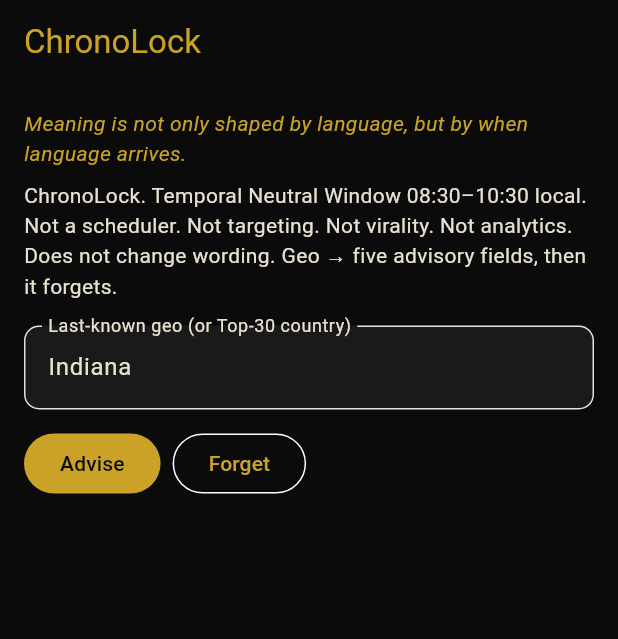
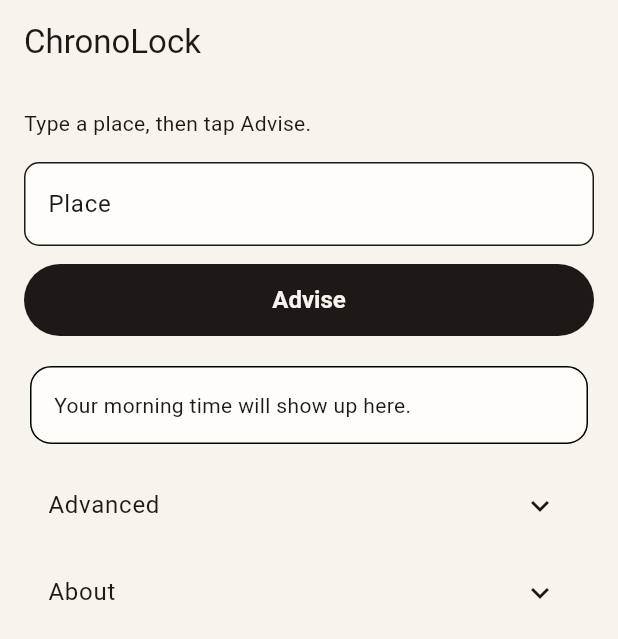
Before and after one commit to AzielEliab/chronolock, a Flutter app: the screen it shows after launch, on a phone screen of 412 x 824 dp. Shown: the top 639 px of the screen. Run offline on Flutter 3.47's test engine with Material 3 defaults, Android fonts, the phone set to English and light mode, and no system bars.

Commit message:
Make the local ChronoLock easier to start (#7)
Bare chronolock now explains the next step, --help reads like a short command list, and mistakes name a next command. The local page keeps Advise up front, tucks import, export, verify, and time zones under Advanced, and follows the system light or dark theme with a gold focus ring. --json still returns the same machine records.

Co-authored-by: Cursor Agent <cursoragent@cursor.com>
Co-authored-by: Aziel Elroi Eliab <AzielEliab@users.noreply.github.com>

```diff
--- a/mobile/lib/main.dart
+++ b/mobile/lib/main.dart
@@ -162,7 +162,9 @@ class ChronoLockApp extends StatelessWidget {
     return MaterialApp(
       title: 'ChronoLock',
       debugShowCheckedModeBanner: false,
-      theme: buildAppTheme(),
+      theme: buildLightTheme(),
+      darkTheme: buildDarkTheme(),
+      themeMode: ThemeMode.system,
       home: const AdvisePage(),
     );
   }
@@ -176,8 +178,9 @@ class AdvisePage extends StatefulWidget {
 }
 
 class _AdvisePageState extends State<AdvisePage> {
-  final _geo = TextEditingController(text: 'Indiana');
+  final _geo = TextEditingController();
   Advisory? _adv;
+  String _status = 'Type a place, then tap Advise.';
 
   @override
   void dispose() {
@@ -186,6 +189,10 @@ class _AdvisePageState extends State<AdvisePage> {
   }
 
   void _advise() {
+    if (_geo.text.trim().isEmpty) {
+      setState(() => _status = 'Type a place, then tap Advise.');
+      return;
+    }
     final nonce = List<int>.generate(16, (_) => Random.secure().nextInt(256));
     final resolved = resolve(_geo.text);
     final chosenName = shake(resolved.basket, nonce, utf8.encode('geo'));
@@ -199,6 +206,7 @@ class _AdvisePageState extends State<AdvisePage> {
         '${local.year.toString().padLeft(4, '0')}-${local.month.toString().padLeft(2, '0')}-${local.day.toString().padLeft(2, '0')}';
     setState(() {
       _adv = Advisory(chosen.name, time, date, lang, dialect);
+      _status = 'Morning time named. Five fields, for this moment only.';
     });
   }
 
@@ -206,6 +214,7 @@ class _AdvisePageState extends State<AdvisePage> {
     setState(() {
       _adv = null;
       _geo.clear();
+      _status = 'Cleared. Type a place, then tap Advise.';
     });
   }
 
@@ -216,47 +225,91 @@ class _AdvisePageState extends State<AdvisePage> {
       body: ListView(
         padding: const EdgeInsets.all(16),
         children: [
-          const Text(
-            'Meaning is not only shaped by language, but by when language arrives.',
-            style: TextStyle(color: kGold, fontStyle: FontStyle.italic),
-          ),
-          const SizedBox(height: 8),
-          const Text(
-            'ChronoLock. Temporal Neutral Window 08:30–10:30 local. '
-            'Not a scheduler. Not targeting. Not virality. Not analytics. '
-            'Does not change wording. Geo → five advisory fields, then it forgets.',
-          ),
+          Text(_status),
           const SizedBox(height: 16),
           TextField(
             controller: _geo,
-            decoration: const InputDecoration(labelText: 'Last-known geo (or Top-30 country)'),
+            textInputAction: TextInputAction.done,
+            decoration: const InputDecoration(
+              labelText: 'Place',
+              hintText: 'Indiana',
+            ),
+            onSubmitted: (_) => _advise(),
           ),
           const SizedBox(height: 12),
-          Row(
+          SizedBox(
+            width: double.infinity,
+            child: FilledButton(onPressed: _advise, child: const Text('Advise')),
+          ),
+          const SizedBox(height: 16),
+          if (_adv != null)
+            Card(
+              child: Padding(
+                padding: const EdgeInsets.all(16),
+                child: Column(
+                  crossAxisAlignment: CrossAxisAlignment.start,
+                  children: [
+                    _row('Chosen place', _adv!.geo),
+                    _row('Local time', _adv!.time),
+                    _row('Local date', _adv!.date),
+                    _row('Language', _adv!.language),
+                    _row('Dialect', _adv!.dialect),
+                    const SizedBox(height: 8),
+                    const Text('Morning window 08:30–10:30 local.'),
+                  ],
+                ),
+              ),
+            )
+          else
+            const Card(
+              child: Padding(
+                padding: EdgeInsets.all(16),
+                child: Text('Your morning time will show up here.'),
+              ),
+            ),
+          const SizedBox(height: 8),
+          ExpansionTile(
+            title: const Text('Advanced'),
+            childrenPadding: const EdgeInsets.fromLTRB(16, 0, 16, 12),
             children: [
-              FilledButton(onPressed: _advise, child: const Text('Advise')),
-              const SizedBox(width: 8),
-              OutlinedButton(onPressed: _forget, child: const Text('Forget')),
+              Align(
+                alignment: Alignment.centerLeft,
+                child: OutlinedButton(onPressed: _forget, child: const Text('Clear')),
+              ),
+              const SizedBox(height: 8),
+              const Align(
+                alignment: Alignment.centerLeft,
+                child: Text('Field names: geo_location_chosen, optimal_time, optimal_date, primary_language, dialect_section.'),
+              ),
             ],
           ),
-          if (_adv != null) ...[
-            const SizedBox(height: 16),
-            Card(
-              child: Padding(
-                padding: const EdgeInsets.all(12),
-                child: SelectableText(
-                  [
-                    'geo_location_chosen: ${_adv!.geo}',
-                    'optimal_time: ${_adv!.time}',
-                    'optimal_date: ${_adv!.date}',
-                    'primary_language: ${_adv!.language}',
-                    'dialect_section: ${_adv!.dialect}',
-                  ].join('\n'),
-                  style: const TextStyle(fontFamily: 'monospace', fontSize: 14, height: 1.5),
+          ExpansionTile(
+            title: const Text('About'),
+            childrenPadding: const EdgeInsets.fromLTRB(16, 0, 16, 16),
+            children: const [
+              Align(
+                alignment: Alignment.centerLeft,
+                child: Text(
+                  'ChronoLock names a morning window so people can read what you share. '
+                  'It does not change the words, and it does not post. '
+                  'Author: Aziel Eliab.',
                 ),
               ),
-            ),
-          ],
+            ],
+          ),
+        ],
+      ),
+    );
+  }
+
+  Widget _row(String label, String value) {
+    return Padding(
+      padding: const EdgeInsets.only(bottom: 8),
+      child: Row(
+        crossAxisAlignment: CrossAxisAlignment.start,
+        children: [
+          SizedBox(width: 108, child: Text(label)),
+          Expanded(child: Text(value)),
         ],
       ),
     );
--- a/mobile/lib/theme.dart
+++ b/mobile/lib/theme.dart
@@ -1,60 +1,83 @@
 import 'package:flutter/material.dart';
 
-/// Matte black + gold Material 3 dark theme. No analytics.
-const Color kMatteBlack = Color(0xFF0B0B0B);
-const Color kSurface = Color(0xFF141414);
+/// Calm paper in light, near-black in dark. Gold focus. Follows the system.
 const Color kGold = Color(0xFFC9A227);
-const Color kGoldDim = Color(0xFF8A7219);
-const Color kIvory = Color(0xFFE8E0D0);
+const Color kInk = Color(0xFF1C1916);
+const Color kPaper = Color(0xFFF7F4EE);
+const Color kNight = Color(0xFF12110E);
+const Color kIvory = Color(0xFFF4EFE6);
 
-ThemeData buildAppTheme() {
-  const scheme = ColorScheme.dark(
-    brightness: Brightness.dark,
-    primary: kGold,
-    onPrimary: kMatteBlack,
-    secondary: kGoldDim,
-    onSecondary: kIvory,
-    surface: kSurface,
-    onSurface: kIvory,
-    error: Color(0xFFB54A4A),
-    onError: kIvory,
+ThemeData buildAppTheme() => buildLightTheme();
+
+ThemeData buildLightTheme() {
+  return _base(
+    const ColorScheme.light(
+      primary: kGold,
+      onPrimary: kInk,
+      secondary: kInk,
+      onSecondary: kPaper,
+      surface: kPaper,
+      onSurface: kInk,
+      error: Color(0xFF8C2F2F),
+      onError: kPaper,
+    ),
+    buttonBg: kInk,
+    buttonFg: kPaper,
   );
+}
+
+ThemeData buildDarkTheme() {
+  return _base(
+    const ColorScheme.dark(
+      primary: kGold,
+      onPrimary: kInk,
+      secondary: kGold,
+      onSecondary: kInk,
+      surface: kNight,
+      onSurface: kIvory,
+      error: Color(0xFFE7A3A3),
+      onError: kInk,
+    ),
+    buttonBg: kGold,
+    buttonFg: kInk,
+  );
+}
+
+ThemeData _base(ColorScheme scheme, {required Color buttonBg, required Color buttonFg}) {
   return ThemeData(
     useMaterial3: true,
-    brightness: Brightness.dark,
     colorScheme: scheme,
-    scaffoldBackgroundColor: kMatteBlack,
-    appBarTheme: const AppBarTheme(
-      backgroundColor: kMatteBlack,
-      foregroundColor: kGold,
+    scaffoldBackgroundColor: scheme.surface,
+    appBarTheme: AppBarTheme(
+      backgroundColor: scheme.surface,
+      foregroundColor: scheme.onSurface,
       elevation: 0,
       centerTitle: false,
     ),
     cardTheme: CardThemeData(
-      color: kSurface,
+      color: scheme.brightness == Brightness.dark ? const Color(0xFF1C1A16) : const Color(0xFFFFFDF8),
       elevation: 0,
       shape: RoundedRectangleBorder(
-        borderRadius: BorderRadius.circular(12),
-        side: const BorderSide(color: Color(0x33C9A227)),
+        borderRadius: BorderRadius.circular(14),
+        side: BorderSide(color: scheme.outlineVariant),
       ),
     ),
+    filledButtonTheme: FilledButtonThemeData(
+      style: FilledButton.styleFrom(
+        backgroundColor: buttonBg,
+        foregroundColor: buttonFg,
+        minimumSize: const Size.fromHeight(48),
+        textStyle: const TextStyle(fontWeight: FontWeight.w600, fontSize: 16),
+      ),
+    ),
+    focusColor: kGold,
     inputDecorationTheme: InputDecorationTheme(
       filled: true,
-      fillColor: const Color(0xFF1A1A1A),
+      fillColor: scheme.brightness == Brightness.dark ? const Color(0xFF1C1A16) : const Color(0xFFFFFDF8),
       border: OutlineInputBorder(borderRadius: BorderRadius.circular(10)),
       focusedBorder: OutlineInputBorder(
         borderRadius: BorderRadius.circular(10),
-        borderSide: const BorderSide(color: kGold),
-      ),
-    ),
-    segmentedButtonTheme: SegmentedButtonThemeData(
-      style: ButtonStyle(
-        foregroundColor: WidgetStateProperty.resolveWith((s) {
-          return s.contains(WidgetState.selected) ? kMatteBlack : kIvory;
-        }),
-        backgroundColor: WidgetStateProperty.resolveWith((s) {
-          return s.contains(WidgetState.selected) ? kGold : kSurface;
-        }),
+        borderSide: const BorderSide(color: kGold, width: 2),
       ),
     ),
   );
```
Also changed, not shown: RUN.txt (added, +9 -0 lines), 12 other files.
